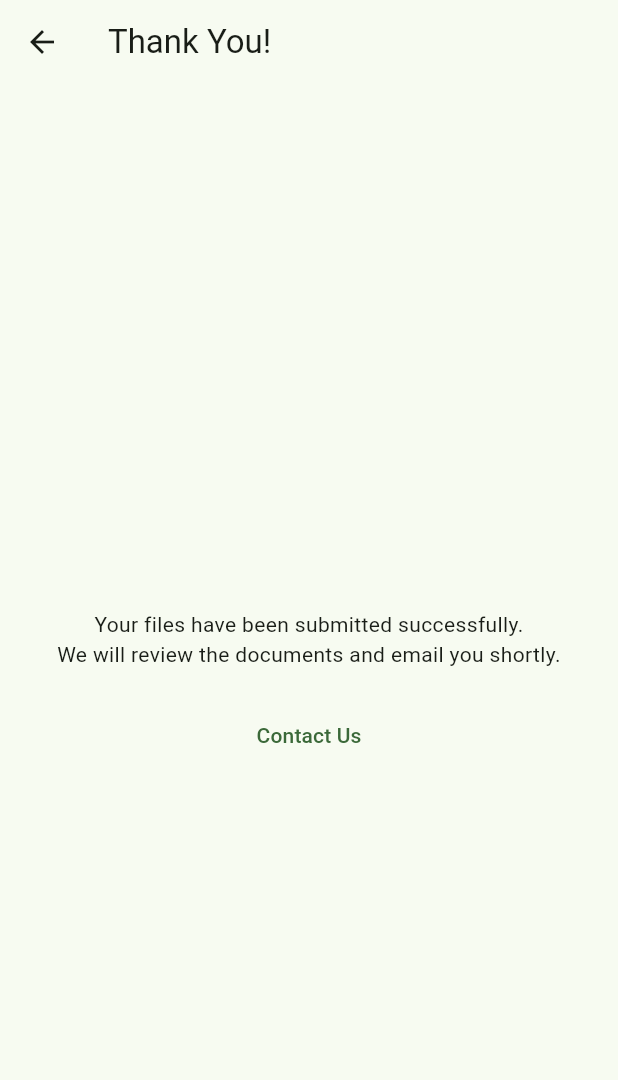
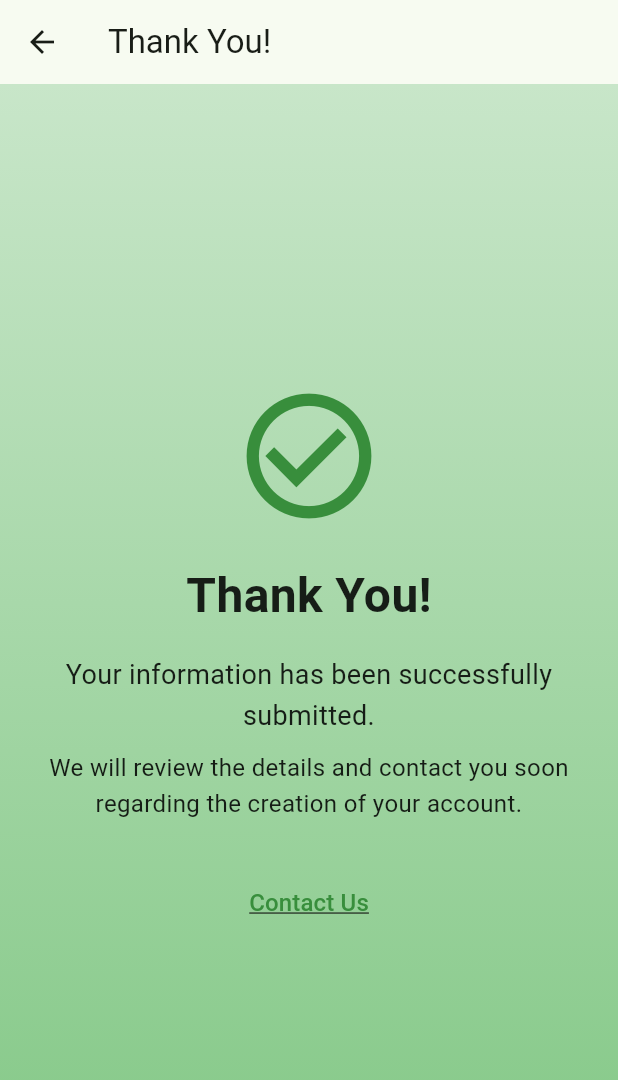
Before and after one commit to jyarala01/sub_app, a Flutter app: the ThankYouView screen opened by its route, on a phone screen of 412 x 824 dp. Shown: the top 1080 px of the screen. Run offline on Flutter 3.47's test engine with Material 3 defaults, Android fonts, the phone set to English and light mode, and no system bars; our stand-ins replace file_picker.

Commit message:
finished product

```diff
--- a/lib/main.dart
+++ b/lib/main.dart
@@ -25,7 +25,7 @@ class WelcomeView extends StatelessWidget {
       body: Container(
         decoration: BoxDecoration(
           gradient: LinearGradient(
-            colors: [Colors.white, Colors.white],
+            colors: [Colors.green.shade300, Colors.green.shade700],
             begin: Alignment.topCenter,
             end: Alignment.bottomCenter,
           ),
@@ -43,11 +43,11 @@ class WelcomeView extends StatelessWidget {
                   style: TextStyle(
                     fontSize: 32,
                     fontWeight: FontWeight.bold,
-                    color: const Color.fromARGB(255, 27, 27, 26),
+                    color: Colors.white,
                     shadows: [
                       Shadow(
                         blurRadius: 4.0,
-                        color: const Color.fromARGB(255, 142, 218, 145),
+                        color: Colors.black45,
                         offset: Offset(2.0, 2.0),
                       ),
                     ],
@@ -76,7 +76,6 @@ class WelcomeView extends StatelessWidget {
     );
   }
 }
-
 class SubTeacherApp extends StatelessWidget {
   @override
   Widget build(BuildContext context) {
@@ -198,21 +197,73 @@ class _MoreInfoViewState extends State<MoreInfoView> {
               Text(
               'Congratulations!\n\nYou have successfully made an account with QuikSub.\nBut we still need some additional information:',
               textAlign: TextAlign.center,
+              style: TextStyle(
+                fontSize: 18,
+                fontWeight: FontWeight.bold,
+                color: Colors.black87,
+                height: 1.5, // Adds line spacing for better readability
+              ),
             ),
             SizedBox(height: 35),
             FilledButton.icon(
               onPressed: () => pickFile('HighSchoolCertificate'),
-              label: Text(highSchoolCertificatePath == null ? 'Upload High School Certificate' : 'Uploaded: ${highSchoolCertificatePath!.split('/').last}'),
-              icon: Icon(Icons.document_scanner),
+              label: Text(
+            highSchoolCertificatePath == null
+             ? 'Upload High School Certificate'
+            : 'Uploaded: ${highSchoolCertificatePath!.split('/').last}',
+            style: TextStyle(
+              color: Colors.white, // Customize text color if necessary
+            ),
+            ),
+            icon: Icon(Icons.document_scanner, color: Colors.white),
+            style: FilledButton.styleFrom(
+              backgroundColor: Colors.green, // Set the fill color
+              shape: RoundedRectangleBorder(
+                borderRadius: BorderRadius.circular(20), // Rounded corners
+              ),
+              padding: EdgeInsets.symmetric(vertical: 12, horizontal: 16), // Adjust padding
+             ),
           ),
             SizedBox(height: 35),
             FilledButton.icon(
               onPressed: () => pickFile('BackgroundCheck'),
-              label: Text(backgroundCheckPath == null ? 'Upload Background Check' : 'Uploaded: ${backgroundCheckPath!.split('/').last}'),
-              icon: Icon(Icons.document_scanner),
+              label: Text(
+                backgroundCheckPath == null
+                    ? 'Upload Background Check'
+                    : 'Uploaded: ${backgroundCheckPath!.split('/').last}',
+                style: TextStyle(
+                  color: Colors.white, // Customize text color if necessary
+                ),
+              ),
+              icon: Icon(Icons.document_scanner, color: Colors.white),
+              style: FilledButton.styleFrom(
+                backgroundColor: Colors.green, // Set the fill color
+                shape: RoundedRectangleBorder(
+                  borderRadius: BorderRadius.circular(20), // Rounded corners
+                ),
+                padding: EdgeInsets.symmetric(vertical: 12, horizontal: 16), // Adjust padding
+              ),
             ),
             SizedBox(height: 35),
-            FilledButton.icon(onPressed: () => pickFile('DriversLicense'), label: Text(driversLicensePath == null ? 'Upload Driver\'s License' : 'Uploaded: ${driversLicensePath!.split('/').last}'), icon: Icon(Icons.document_scanner)),
+            FilledButton.icon(
+              onPressed: () => pickFile('DriversLicense'),
+              label: Text(
+                driversLicensePath == null
+                    ? 'Upload Driver\'s License'
+                    : 'Uploaded: ${driversLicensePath!.split('/').last}',
+                style: TextStyle(
+                  color: Colors.white, // Customize text color if necessary
+                ),
+              ),
+              icon: Icon(Icons.document_scanner, color: Colors.white),
+              style: FilledButton.styleFrom(
+                backgroundColor: Colors.green, // Set the fill color
+                shape: RoundedRectangleBorder(
+                  borderRadius: BorderRadius.circular(20), // Rounded corners
+                ),
+                padding: EdgeInsets.symmetric(vertical: 12, horizontal: 16), // Adjust padding
+              ),
+            ),
             SizedBox(height: 80),
             FilledButton(
               onPressed: submitDocuments,
@@ -230,25 +281,81 @@ class ThankYouView extends StatelessWidget {
   Widget build(BuildContext context) {
     return Scaffold(
       appBar: AppBar(title: Text('Thank You!')),
-      body: Center(
+      body: Container(
+        decoration: BoxDecoration(
+          gradient: LinearGradient(
+            colors: [Colors.green.shade100, Colors.green.shade300],
+            begin: Alignment.topCenter,
+            end: Alignment.bottomCenter,
+          ),
+        ),
+        child: Center(
+          child: Padding(
+            padding: const EdgeInsets.all(16.0),
             child: Column(
               mainAxisAlignment: MainAxisAlignment.center,
+              crossAxisAlignment: CrossAxisAlignment.center,
               children: [
-            Text(
-              '\n\nYour files have been submitted successfully.\nWe will review the documents and email you shortly.',
-              textAlign: TextAlign.center,
+                Icon(
+                  Icons.check_circle_outline,
+                  color: Colors.green.shade700,
+                  size: 100,
                 ),
                 SizedBox(height: 20),
+                Text(
+                  'Thank You!',
+                  style: TextStyle(
+                    fontSize: 32,
+                    fontWeight: FontWeight.bold,
+                    color: Colors.black87,
+                  ),
+                ),
+                SizedBox(height: 16),
+                Text(
+                  'Your information has been successfully submitted.',
+                  textAlign: TextAlign.center,
+                  style: TextStyle(
+                    fontSize: 18,
+                    color: Colors.black87,
+                    height: 1.5,
+                  ),
+                ),
+                SizedBox(height: 10),
+                Text(
+                  'We will review the details and contact you soon regarding the creation of your account.',
+                  textAlign: TextAlign.center,
+                  style: TextStyle(
+                    fontSize: 16,
+                    color: Colors.black87,
+                    height: 1.5,
+                  ),
+                ),
+                SizedBox(height: 30),
                 TextButton(
-              onPressed: () {},
-              child: Text('Contact Us'),
+                  onPressed: () {
+                    // Add action for Contact Us button
+                    ScaffoldMessenger.of(context).showSnackBar(
+                      SnackBar(content: Text('Contact Us button tapped')),
+                    );
+                  },
+                  child: Text(
+                    'Contact Us',
+                    style: TextStyle(
+                      fontSize: 16,
+                      color: Colors.green.shade700,
+                      decoration: TextDecoration.underline,
+                    ),
+                  ),
                 ),
               ],
+            ),
+          ),
         ),
       ),
     );
   }
 }
+
 
 class LoginView extends StatelessWidget {
   @override
```
Lines whose indentation alone changed are shown as unchanged.
